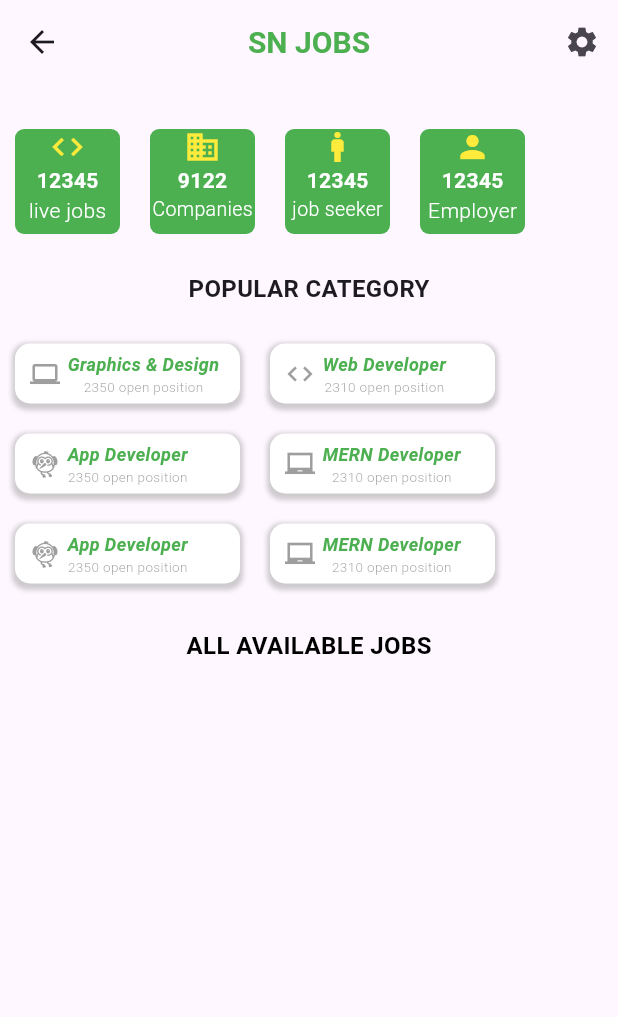
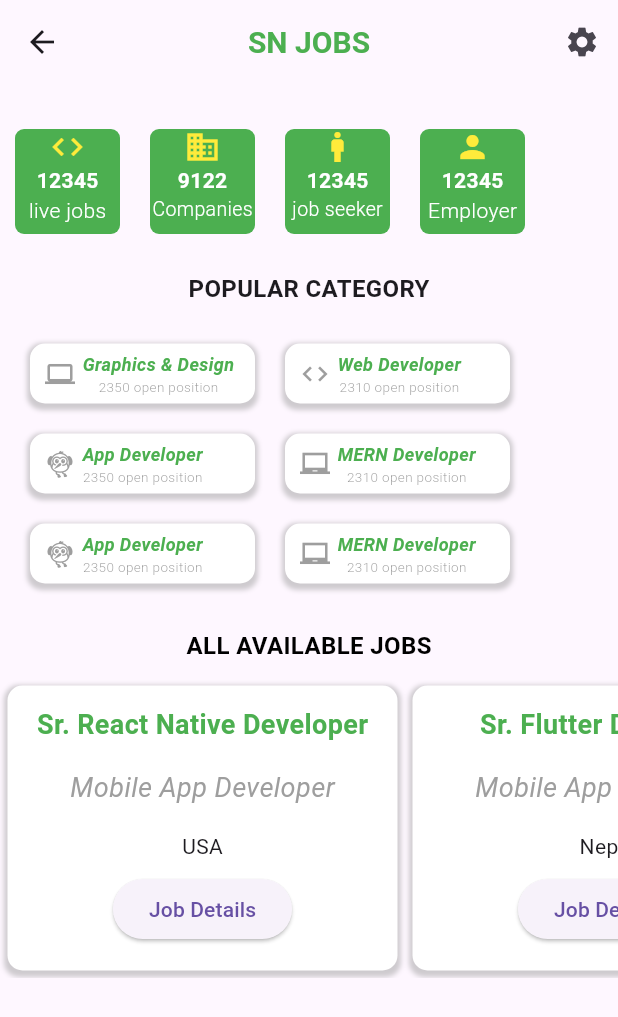
Before and after one commit to dhakalsumit/jobportal, a Flutter app: the HomeScreen screen opened directly, on a phone screen of 412 x 824 dp. Shown: the top 1017 px of the screen. Run offline on Flutter 3.47's test engine with Material 3 defaults, Android fonts, the phone set to English and light mode, and no system bars.

Commit message:
Available jobs

```diff
--- a/lib/pages/availablejob.dart
+++ b/lib/pages/availablejob.dart
@@ -0,0 +1,95 @@
+import 'package:flutter/material.dart';
+
+class Availablejob extends StatefulWidget {
+  const Availablejob({super.key});
+
+  @override
+  State<Availablejob> createState() => _AvailablejobState();
+}
+
+class _AvailablejobState extends State<Availablejob> {
+  final List<String> job = [
+    "Sr. React Native Developer",
+    "Sr. Flutter Developer",
+    "Jr. MERN Stack Developer",
+    "Sr. MERN Stack Developer",
+    "Jr. Flutter Developer",
+  ];
+  final List<String> role = [
+    "Mobile App Developer",
+    "Mobile App Developer",
+    "Web Developer",
+    "Web Developer",
+    "App Developer",
+  ];
+  final List<String> country = [
+    "USA",
+    "Nepal",
+    "India",
+    "Canada",
+    "Nepal",
+  ];
+
+  @override
+  Widget build(BuildContext context) {
+    return SingleChildScrollView(
+      child: SizedBox(
+        height: 200,
+        child: ListView.builder(
+          itemCount: 5,
+          scrollDirection: Axis.horizontal,
+          itemBuilder: (context, index) {
+            return Container(
+              padding: const EdgeInsets.all(5),
+              margin: const EdgeInsets.all(5),
+              height: 20,
+              width: 260,
+              decoration: BoxDecoration(
+                color: Colors.white,
+                borderRadius: BorderRadius.circular(10),
+                boxShadow: [
+                  BoxShadow(
+                    color: Colors.grey.withOpacity(0.5),
+                    spreadRadius: 2,
+                    blurRadius: 2,
+                    offset: const Offset(0, 2),
+                    // changes position of shadow
+                  ),
+                ],
+              ),
+              child: Column(
+                children: [
+                  Padding(
+                    padding: const EdgeInsets.all(8.0),
+                    child: Text(
+                      job[index],
+                      style: TextStyle(
+                          fontSize: 18,
+                          fontWeight: FontWeight.bold,
+                          color: Colors.green),
+                    ),
+                  ),
+                  Padding(
+                    padding: const EdgeInsets.all(8.0),
+                    child: Text(
+                      role[index],
+                      style: TextStyle(
+                          fontSize: 18,
+                          fontStyle: FontStyle.italic,
+                          color: Colors.grey),
+                    ),
+                  ),
+                  Padding(
+                    padding: const EdgeInsets.all(8.0),
+                    child: Text(country[index]),
+                  ),
+                  ElevatedButton(onPressed: () {}, child: Text("Job Details"))
+                ],
+              ),
+            );
+          },
+        ),
+      ),
+    );
+  }
+}
--- a/lib/pages/homescreen.dart
+++ b/lib/pages/homescreen.dart
@@ -1,4 +1,5 @@
 import 'package:flutter/material.dart';
+import 'package:jobportal/pages/availablejob.dart';
 
 class HomeScreen extends StatefulWidget {
   const HomeScreen({super.key});
@@ -161,7 +162,9 @@ class _HomeScreenState extends State<HomeScreen> {
             const SizedBox(
               height: 15,
             ),
-            Row(
+            Padding(
+              padding: const EdgeInsets.only(left: 10),
+              child: Row(
                 children: [
                   Container(
                     height: 40,
@@ -271,7 +274,10 @@ class _HomeScreenState extends State<HomeScreen> {
                   )
                 ],
               ),
-            Row(
+            ),
+            Padding(
+              padding: const EdgeInsets.only(left: 10),
+              child: Row(
                 children: [
                   Container(
                     height: 40,
@@ -381,7 +387,10 @@ class _HomeScreenState extends State<HomeScreen> {
                   )
                 ],
               ),
-            Row(
+            ),
+            Padding(
+              padding: const EdgeInsets.only(left: 10),
+              child: Row(
                 children: [
                   Container(
                     height: 40,
@@ -491,6 +500,7 @@ class _HomeScreenState extends State<HomeScreen> {
                   )
                 ],
               ),
+            ),
             const SizedBox(
               height: 20,
             ),
@@ -503,6 +513,10 @@ class _HomeScreenState extends State<HomeScreen> {
                     color: Colors.black),
               ),
             ),
+            const SizedBox(
+              height: 10,
+            ),
+            const Availablejob(),
           ],
         ),
       ),
```
Lines whose indentation alone changed are shown as unchanged.
